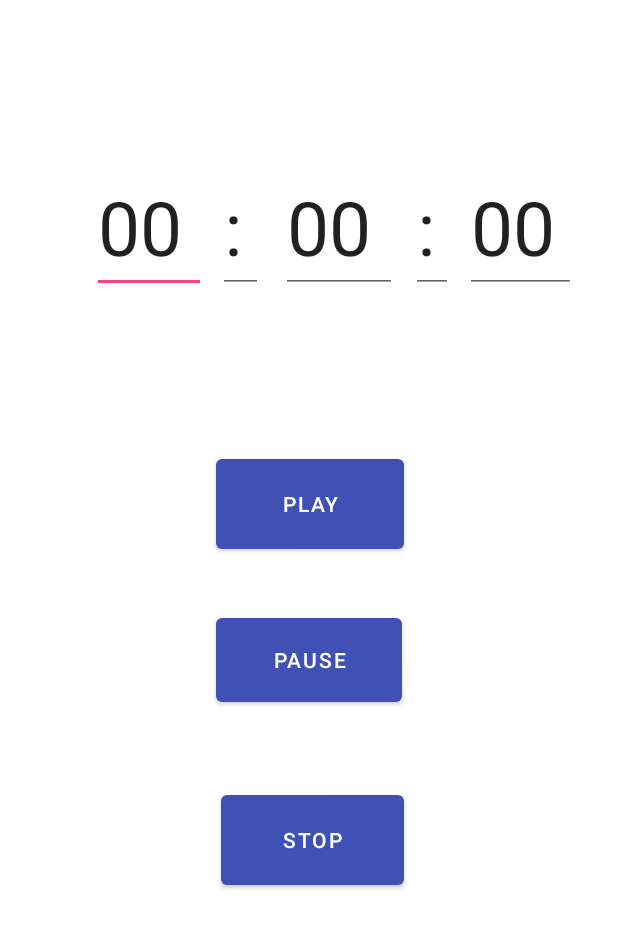
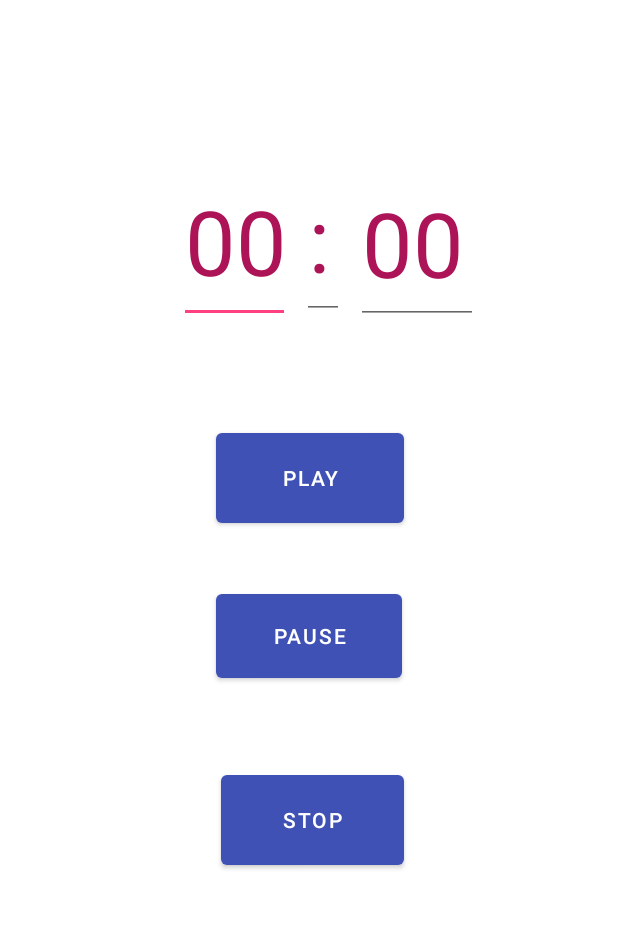
Before and after one commit to daniferna/Clock, an Android app: the fragment TimerFragment shown on its own in the app's theme, on a phone screen of 412 x 824 dp. Shown: the top 928 px of the screen. Run offline under Robolectric (Android 15) with nearby library versions, the phone set to English and light mode, and no system bars.

Commit message:
temporizador completado

```diff
--- a/app/src/main/java/es/uniovi/uo257977/clock/Fragments/TimerFragment.java
+++ b/app/src/main/java/es/uniovi/uo257977/clock/Fragments/TimerFragment.java
@@ -1,10 +1,13 @@
 package es.uniovi.uo257977.clock.Fragments;
 
+import android.annotation.SuppressLint;
 import android.os.Bundle;
+import android.os.CountDownTimer;
 import android.view.LayoutInflater;
 import android.view.View;
 import android.view.ViewGroup;
-
+import android.widget.Button;
+import android.widget.EditText;
 import androidx.annotation.NonNull;
 import androidx.annotation.Nullable;
 import androidx.fragment.app.Fragment;
@@ -12,10 +15,89 @@ import es.uniovi.uo257977.clock.R;
 
 public class TimerFragment extends Fragment {
 
+
+    protected View view;
+    private Boolean isRunnig=false,isPaused=false;
+
     @Nullable
     @Override
     public View onCreateView(@NonNull LayoutInflater inflater, @Nullable ViewGroup container, @Nullable Bundle savedInstanceState) {
-        return inflater.inflate(R.layout.fragment_timer, container, false);
+        view =  inflater.inflate(R.layout.fragment_timer, container, false);
+
+        Button playbt = view.findViewById(R.id.playbt);
+
+        playbt.setOnClickListener(new View.OnClickListener()
+        {
+            @Override
+            public void onClick(View v) {
+                    isRunnig = true;
+                    isPaused = false;
+
+                    new CountDownTimer(getTimeLeft(), 1000) {
+
+                        @SuppressLint("SetTextI18n")
+                        public void onTick(long millisUntilFinished) {
+
+
+                            if (isRunnig || isPaused) {
+                                if (!isRunnig && isPaused) {
+                                    cancel();
+                                }
+                                int seconds2 = (int) (millisUntilFinished / 1000);
+                                int minutes2 = seconds2 / 60;
+                                seconds2 = seconds2 % 60;
+
+                                ((EditText) view.findViewById(R.id.seconds)).setText(Long.toString(seconds2));
+                                ((EditText) view.findViewById(R.id.minutes)).setText(Long.toString(minutes2));
+                            }
+                        }
+                        public void onFinish() {
+                            ((EditText) view.findViewById(R.id.seconds)).setText(R.string.cero);
+                            ((EditText) view.findViewById(R.id.seconds)).setText(R.string.cero);
+                            isRunnig = false;
+                            isPaused = false;
+                        }
+                    }.start();
+            }
+        });
+
+
+        Button pausebt = view.findViewById(R.id.pausebt);
+
+        pausebt.setOnClickListener(new View.OnClickListener()
+        {
+            @Override
+            public void onClick(View v) {
+                if (isRunnig && !isPaused) {
+                    isPaused = true;
+                    isRunnig = false;
+                }
+            }
+        });
+
+        Button stopbt = view.findViewById(R.id.stop);
+
+        stopbt.setOnClickListener(new View.OnClickListener()
+        {
+            @Override
+            public void onClick(View v) {
+                isPaused = false;
+                isRunnig = false;
+                ((EditText) view.findViewById(R.id.seconds)).setText(R.string.cero);
+                ((EditText) view.findViewById(R.id.seconds)).setText(R.string.cero);
+            }
+        });
+
+
+        return view;
     }
 
+
+    private Long getTimeLeft(){
+        Long minutes =  Long.parseLong(((EditText)view.findViewById(R.id.minutes)).getText().toString())*60*1000;
+        Long seconds =  Long.parseLong(((EditText)view.findViewById(R.id.seconds)).getText().toString())* 1000 ;
+        return minutes+seconds;
+    }
+
+
 }
--- a/app/src/main/res/layout/fragment_stopwatch.xml
+++ b/app/src/main/res/layout/fragment_stopwatch.xml
@@ -16,7 +16,7 @@
         android:layout_marginStart="8dp"
         android:layout_marginEnd="8dp"
         android:layout_marginBottom="272dp"
-        android:text="play"
+        android:text="@string/play"
         app:layout_constraintBottom_toBottomOf="parent"
         app:layout_constraintEnd_toEndOf="parent"
         app:layout_constraintHorizontal_bias="0.497"
@@ -30,7 +30,7 @@
         android:layout_marginTop="8dp"
         android:layout_marginEnd="8dp"
         android:layout_marginBottom="8dp"
-        android:text="pause"
+        android:text="@string/pause"
         app:layout_constraintBottom_toBottomOf="parent"
         app:layout_constraintEnd_toEndOf="parent"
         app:layout_constraintStart_toStartOf="parent"
@@ -45,7 +45,7 @@
         android:layout_marginTop="8dp"
         android:layout_marginEnd="8dp"
         android:layout_marginBottom="8dp"
-        android:text="stop"
+        android:text="@string/stop"
         app:layout_constraintBottom_toBottomOf="parent"
         app:layout_constraintEnd_toEndOf="parent"
         app:layout_constraintHorizontal_bias="0.508"
--- a/app/src/main/res/layout/fragment_timer.xml
+++ b/app/src/main/res/layout/fragment_timer.xml
@@ -17,13 +17,13 @@
         android:layout_marginTop="8dp"
         android:layout_marginEnd="8dp"
         android:layout_marginBottom="8dp"
-        android:text="play"
+        android:text="@string/play"
         app:layout_constraintBottom_toBottomOf="parent"
         app:layout_constraintEnd_toEndOf="parent"
         app:layout_constraintHorizontal_bias="0.502"
         app:layout_constraintStart_toStartOf="parent"
-        app:layout_constraintTop_toBottomOf="@+id/hours"
-        app:layout_constraintVertical_bias="0.179" />
+        app:layout_constraintTop_toBottomOf="@+id/dosPuntos"
+        app:layout_constraintVertical_bias="0.119" />
 
     <Button
         android:id="@+id/pausebt"
@@ -33,7 +33,7 @@
         android:layout_marginTop="8dp"
         android:layout_marginEnd="8dp"
         android:layout_marginBottom="8dp"
-        android:text="pause"
+        android:text="@string/pause"
         app:layout_constraintBottom_toBottomOf="parent"
         app:layout_constraintEnd_toEndOf="parent"
         app:layout_constraintStart_toStartOf="parent"
@@ -48,7 +48,7 @@
         android:layout_marginTop="8dp"
         android:layout_marginEnd="8dp"
         android:layout_marginBottom="8dp"
-        android:text="stop"
+        android:text="@string/stop"
         app:layout_constraintBottom_toBottomOf="parent"
         app:layout_constraintEnd_toEndOf="parent"
         app:layout_constraintHorizontal_bias="0.508"
@@ -57,108 +57,70 @@
         app:layout_constraintVertical_bias="0.161" />
 
     <EditText
-        android:id="@+id/hours"
-        android:layout_width="76dp"
-        android:layout_height="wrap_content"
+        android:id="@+id/minutes"
+        android:layout_width="74dp"
+        android:layout_height="109dp"
         android:layout_marginStart="8dp"
         android:layout_marginTop="8dp"
         android:layout_marginEnd="8dp"
         android:layout_marginBottom="8dp"
         android:ems="10"
         android:inputType="numberDecimal"
-        android:text="00"
-        android:textSize="50sp"
+        android:text="@string/cero"
+        android:textColor="#ad1457"
+        android:textSize="60sp"
         app:layout_constraintBottom_toBottomOf="parent"
-        app:layout_constraintEnd_toStartOf="@+id/editText6"
+        app:layout_constraintEnd_toStartOf="@+id/dosPuntos"
         app:layout_constraintHorizontal_bias="1.0"
         app:layout_constraintStart_toStartOf="parent"
         app:layout_constraintTop_toTopOf="parent"
-        app:layout_constraintVertical_bias="0.138" />
+        app:layout_constraintVertical_bias="0.14" />
 
     <EditText
-        android:id="@+id/minutes"
-        android:layout_width="77dp"
-        android:layout_height="wrap_content"
+        android:id="@+id/seconds"
+        android:layout_width="81dp"
+        android:layout_height="107dp"
         android:layout_marginStart="8dp"
         android:layout_marginTop="8dp"
         android:layout_marginEnd="8dp"
         android:layout_marginBottom="8dp"
         android:ems="10"
         android:inputType="numberDecimal"
-        android:text="00"
-        android:textSize="50sp"
+        android:longClickable="false"
+        android:screenReaderFocusable="false"
+        android:text="@string/cero"
+        android:textColor="#ad1457"
+        android:textColorLink="@color/accent"
+        android:textSize="60sp"
         app:layout_constraintBottom_toBottomOf="parent"
-        app:layout_constraintEnd_toStartOf="@+id/editText7"
-        app:layout_constraintHorizontal_bias="0.993"
+        app:layout_constraintEnd_toEndOf="parent"
+        app:layout_constraintHorizontal_bias="0.728"
         app:layout_constraintStart_toStartOf="parent"
         app:layout_constraintTop_toTopOf="parent"
-        app:layout_constraintVertical_bias="0.138" />
+        app:layout_constraintVertical_bias="0.144" />
 
     <EditText
-        android:id="@+id/seconds"
-        android:layout_width="74dp"
-        android:layout_height="wrap_content"
-        android:layout_marginTop="8dp"
-        android:layout_marginEnd="28dp"
-        android:layout_marginBottom="8dp"
-        android:ems="10"
-        android:inputType="numberDecimal"
-        android:longClickable="false"
-        android:screenReaderFocusable="false"
-        android:text="00"
-        android:textSize="50sp"
-        app:layout_constraintBottom_toBottomOf="parent"
-        app:layout_constraintEnd_toEndOf="parent"
-        app:layout_constraintTop_toTopOf="parent"
-        app:layout_constraintVertical_bias="0.138" />
-
-    <EditText
-        android:id="@+id/editText6"
-        android:layout_width="30dp"
-        android:layout_height="wrap_content"
-        android:layout_marginTop="8dp"
-        android:layout_marginEnd="8dp"
-        android:layout_marginBottom="8dp"
-        android:autoText="false"
-        android:clickable="false"
-        android:editable="false"
-        android:elegantTextHeight="false"
-        android:ems="10"
-        android:focusableInTouchMode="false"
-        android:inputType="textPersonName"
-        android:linksClickable="false"
-        android:longClickable="false"
-        android:text=":"
-        android:textIsSelectable="false"
-        android:textSize="50sp"
-        app:layout_constraintBottom_toBottomOf="parent"
-        app:layout_constraintEnd_toStartOf="@+id/minutes"
-        app:layout_constraintHorizontal_bias="0.974"
-        app:layout_constraintStart_toStartOf="parent"
-        app:layout_constraintTop_toTopOf="parent"
-        app:layout_constraintVertical_bias="0.138" />
-
-    <EditText
-        android:id="@+id/editText7"
+        android:id="@+id/dosPuntos"
         android:layout_width="28dp"
-        android:layout_height="wrap_content"
+        android:layout_height="107dp"
         android:layout_marginStart="8dp"
         android:layout_marginTop="8dp"
         android:layout_marginEnd="8dp"
         android:layout_marginBottom="8dp"
-        android:autoText="false"
+        android:cursorVisible="false"
         android:editable="false"
         android:ems="10"
         android:focusableInTouchMode="false"
         android:inputType="textPersonName"
         android:text=":"
+        android:textColor="#ad1457"
         android:textIsSelectable="false"
-        android:textSize="50sp"
+        android:textSize="60sp"
         app:layout_constraintBottom_toBottomOf="parent"
         app:layout_constraintEnd_toStartOf="@+id/seconds"
         app:layout_constraintHorizontal_bias="1.0"
         app:layout_constraintStart_toStartOf="parent"
         app:layout_constraintTop_toTopOf="parent"
-        app:layout_constraintVertical_bias="0.138" />
+        app:layout_constraintVertical_bias="0.139" />
 
 </androidx.constraintlayout.widget.ConstraintLayout>
--- a/app/src/main/res/values/colors.xml
+++ b/app/src/main/res/values/colors.xml
@@ -3,7 +3,7 @@
   <color name="primary">#3F51B5</color>
   <color name="primary_dark">#303F9F</color>
   <color name="primary_light">#e0e0e0</color>
-  <color name="accent">#FF4081</color>
+  <color name="accent">#ff4081</color>
   <color name="primary_text">#212121</color>
   <color name="secondary_text">#757575</color>
     <color name="icons">#ffffff</color>
--- a/app/src/main/res/values/strings.xml
+++ b/app/src/main/res/values/strings.xml
@@ -4,6 +4,10 @@
     <string name="menu_stopwatch">Cronometro</string>
     <string name="menu_timer">Temporizador</string>
     <string name="menu_scoreboard">Puntuación</string>
+    <string name="cero">00</string>
+    <string name="play">play</string>
+    <string name="pause">pause</string>
+    <string name="stop">stop</string>
 
     <!-- TODO: Remove or change this placeholder text -->
     <string name="hello_blank_fragment">Hello blank fragment</string>
```
Also changed, not shown: app/src/main/java/es/uniovi/uo257977/clock/Fragments/StopwatchFragment.java (+8 -14 lines).
